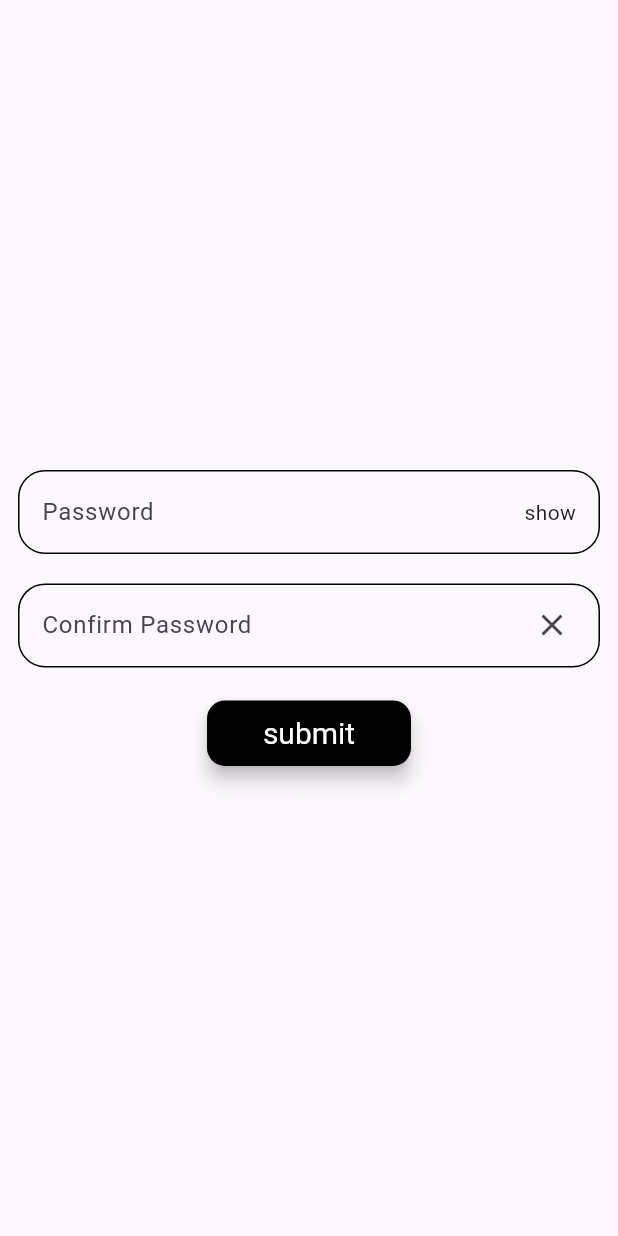
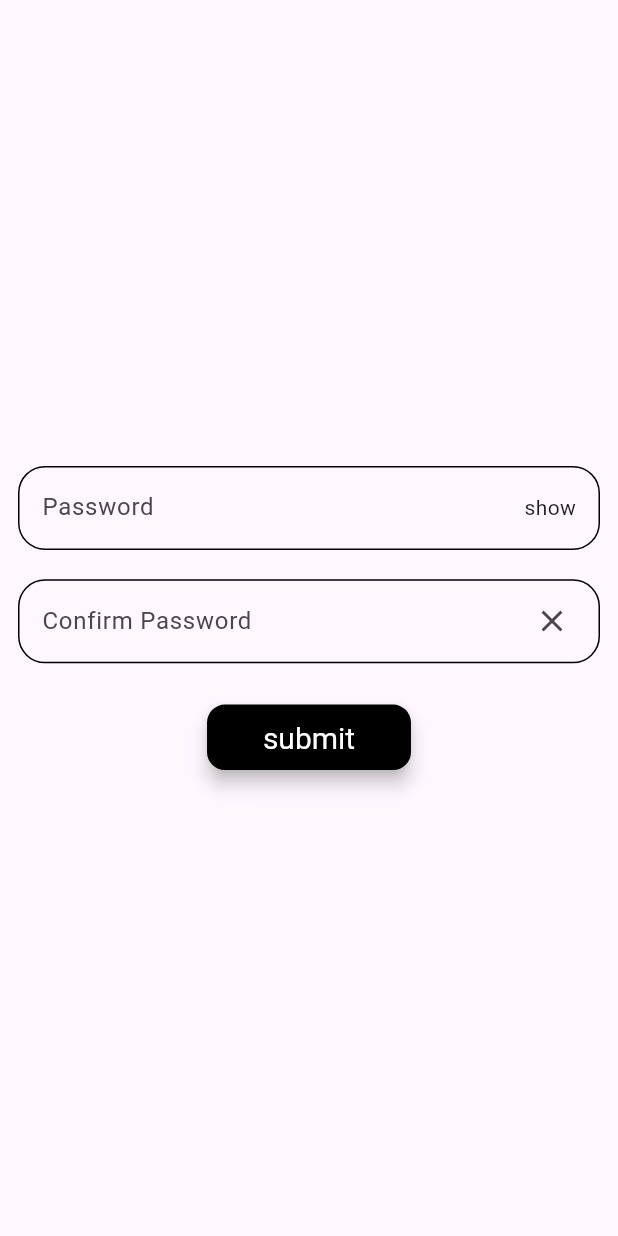
Before and after one commit to Amjadyabroudi128/confirmPass, a Flutter app: the screen it shows after launch, on a phone screen of 412 x 824 dp. Run offline on Flutter 3.47's test engine with Material 3 defaults, Android fonts, the phone set to English and light mode, and no system bars; our stand-ins replace font_awesome_flutter.

Commit message:
sizedBoxheight

```diff
--- a/lib/homePage/home.dart
+++ b/lib/homePage/home.dart
@@ -42,7 +42,7 @@ class _MyHomePageState extends State<MyHomePage> {
                   Password(pass: pass),
                   SizedBox(height: MediaQuery.of(context).size.height / 42),
                   ConfirmingPass(confirmPass: confirmPass, pass: pass),
-                  SizedBox(height: 22),
+                  SizedBox(height: MediaQuery.of(context).size.height / 30),
                   submitBtn(formKey: _formKey, confirmPass: confirmPass, pass: pass),
                 ],
               ),
```
